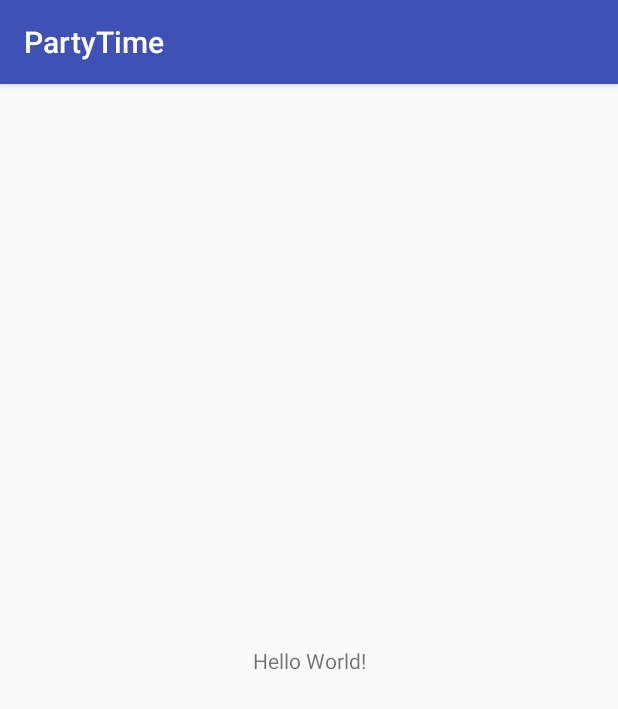
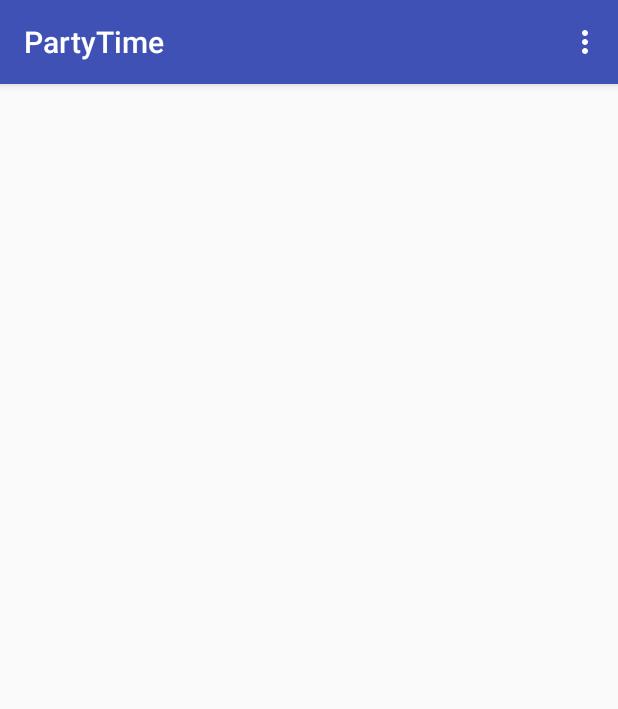
Before and after one commit to mhab323/PartyTime2, an Android app: the screen it shows after launch (MainActivity), on a phone screen of 412 x 824 dp. Shown: the top 709 px of the screen. Run offline under Robolectric (Android 15) with nearby library versions, the phone set to English and light mode, and no system bars.

Commit message:
option menu

```diff
--- a/app/src/main/res/layout/activity_main.xml
+++ b/app/src/main/res/layout/activity_main.xml
@@ -1,18 +1,11 @@
 <?xml version="1.0" encoding="utf-8"?>
-<android.support.constraint.ConstraintLayout xmlns:android="http://schemas.android.com/apk/res/android"
+<LinearLayout xmlns:android="http://schemas.android.com/apk/res/android"
     xmlns:app="http://schemas.android.com/apk/res-auto"
     xmlns:tools="http://schemas.android.com/tools"
     android:layout_width="match_parent"
     android:layout_height="match_parent"
+    android:orientation="vertical"
+
     tools:context=".MainActivity">
 
-    <TextView
-        android:layout_width="wrap_content"
-        android:layout_height="wrap_content"
-        android:text="Hello World!"
-        app:layout_constraintBottom_toBottomOf="parent"
-        app:layout_constraintLeft_toLeftOf="parent"
-        app:layout_constraintRight_toRightOf="parent"
-        app:layout_constraintTop_toTopOf="parent" />
-
-</android.support.constraint.ConstraintLayout>
+</LinearLayout>
--- /dev/null
+++ b/app/src/main/res/menu/menu.xml
@@ -0,0 +1,12 @@
+<?xml version="1.0" encoding="utf-8"?>
+<menu xmlns:android="http://schemas.android.com/apk/res/android"
+    xmlns:app="http://schemas.android.com/apk/res-auto">
+    <item  android:id="@+id/item1"
+        android:title="Item 1"/>
+    <item
+        android:id="@+id/item2"
+        android:title="Item 2" />
+    <item  android:id="@+id/item3"
+        android:title="Item 3"
+        app:showAsAction="withText"/>
+</menu>
```
Also changed, not shown: app/src/main/java/com/example/user/partytime/MainActivity.java (+29 -0 lines).
